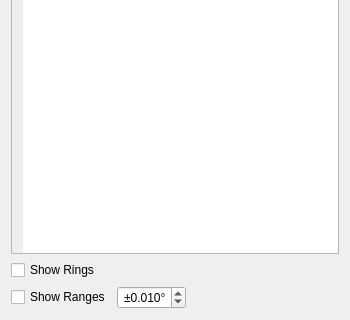
Old version of the form hexrd/ui/resources/ui/materials_panel.ui in the repository HEXRD/hexrdgui; both pictures show x 0 to 350 and y 218 to 538 of the 350 by 538 pixel window.
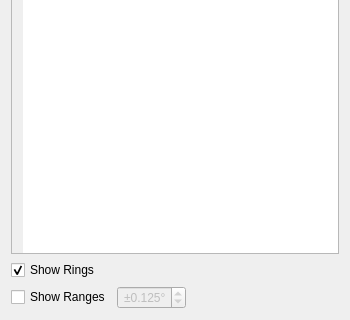
New version of the form.

Commit message:
Added basic functionality to materials panel
This adds basic functionality to most of the components of the
materials panel. Rings can now be shown or hidden. The ranges
can be shown or hidden. The ranges can be specified with a spinbox.
And specific rings can be selected for viewing by clicking on their
hkl rows in the table.

What changed in the file:
```diff
--- a/hexrd/ui/resources/ui/materials_panel.ui
+++ b/hexrd/ui/resources/ui/materials_panel.ui
@@ -155,6 +155,9 @@
      <property name="text">
       <string>Show Rings</string>
      </property>
+     <property name="checked">
+      <bool>true</bool>
+     </property>
     </widget>
    </item>
    <item>
@@ -171,6 +174,9 @@
      </item>
      <item>
       <widget class="QDoubleSpinBox" name="tth_ranges">
+       <property name="enabled">
+        <bool>false</bool>
+       </property>
        <property name="toolTip">
         <string>&lt;html&gt;&lt;head/&gt;&lt;body&gt;&lt;p&gt;±2θ range&lt;/p&gt;&lt;/body&gt;&lt;/html&gt;</string>
        </property>
@@ -196,7 +202,7 @@
         <double>0.005000000000000</double>
        </property>
        <property name="value">
-        <double>0.010000000000000</double>
+        <double>0.125000000000000</double>
        </property>
       </widget>
      </item>
```
Left out of the diff: 19 changed lines with no effect on the pictures. The commit also changes 5 other files.
